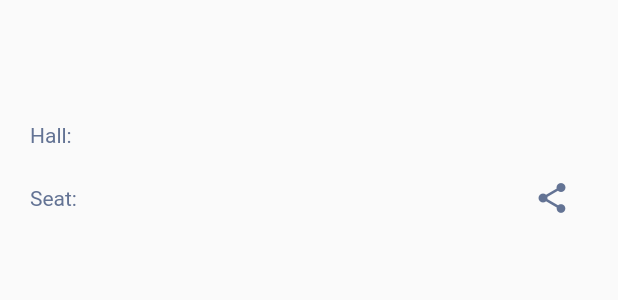
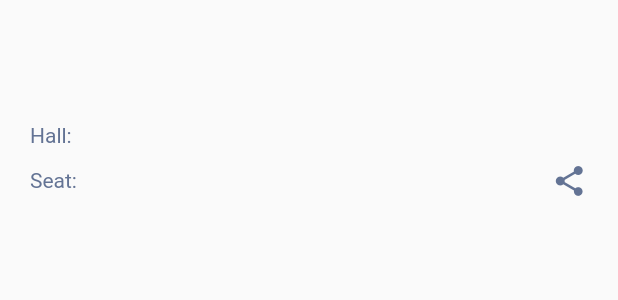
Before and after one commit to Nick4uogl/flutter_movie_theatre_app, a Flutter app: the TicketInfo widget shown alone on an empty page, opened directly with empty values, on a phone screen of 412 x 824 dp. Shown: the top 300 px of the screen. Run offline on Flutter 3.47's test engine with Material 2 defaults, Android fonts, the light colour scheme and no system bars; our stand-ins replace barcode_widget, bloc, carousel_slider, device_info_plus, dio, flutter_bloc and 9 more; accounts and stored records are empty; network calls fail; statements that could not run were skipped.

Commit message:
chage bar code color

```diff
--- a/lib/features/feed/widgets/search.dart
+++ b/lib/features/feed/widgets/search.dart
@@ -1,7 +1,7 @@
 import 'package:flutter/material.dart';
 import 'package:flutter_bloc/flutter_bloc.dart';
 import 'package:movie_theatre_app/features/feed/bloc/movies_bloc.dart';
-import 'package:movie_theatre_app/features/feed/repositories/movies.dart';
+import 'package:movie_theatre_app/features/feed/repositories/movies_repository.dart';
 
 class SearchMovie extends StatefulWidget {
   const SearchMovie({Key? key}) : super(key: key);
--- a/lib/features/movie_sessions/bloc/movie_sessions_bloc.dart
+++ b/lib/features/movie_sessions/bloc/movie_sessions_bloc.dart
@@ -53,7 +53,7 @@ class MovieSessionsBloc extends Bloc<MovieSessionsEvent, MovieSessionsState> {
       await bookRepository.bookSeats(event.seats, event.sessionId);
 
       var localSeats = List.generate(selectedSeats.length, (index) {
-        int expiredTime = DateTime.now().millisecondsSinceEpoch + 60000 * 3;
+        int expiredTime = DateTime.now().millisecondsSinceEpoch + 60000 * 15;
         return '${selectedSeats[index].id}-$expiredTime';
       });
       SharedPreferences sharedPreferences =
@@ -66,7 +66,7 @@ class MovieSessionsBloc extends Bloc<MovieSessionsEvent, MovieSessionsState> {
       emit(
         BookSeatsFailed(
             selectedSeats: selectedSeats,
-            errorText: 'An unexpected error occurred while signing in'),
+            errorText: 'An unexpected error occurred booking seats'),
       );
     }
   }
--- a/lib/features/tickets/tickets_screen.dart
+++ b/lib/features/tickets/tickets_screen.dart
@@ -193,7 +193,6 @@ class TicketBarCode extends StatelessWidget {
       child: BarcodeWidget(
         barcode: Barcode.code128(),
         data: ticketId,
-        color: Colors.white,
         height: 40,
         drawText: false,
       ),
--- a/lib/features/tickets/widgets/tickets_info.dart
+++ b/lib/features/tickets/widgets/tickets_info.dart
@@ -98,10 +98,15 @@ class _TicketInfoState extends State<TicketInfo> {
                     ]),
                   ),
                   Spacer(),
-                  IconButton(
-                    onPressed: () async {
+                  ClipRRect(
+                    borderRadius: BorderRadius.circular(12.5),
+                    child: Material(
+                        color: Colors.transparent,
+                        child: InkWell(
+                          onTap: () async {
                             final controller = ScreenshotController();
-                      final bytes = await controller.captureFromWidget(Material(
+                            final bytes =
+                                await controller.captureFromWidget(Material(
                               color: Colors.transparent,
                               child: widget.buildWidget(),
                             ));
@@ -113,8 +118,13 @@ class _TicketInfoState extends State<TicketInfo> {
                             File(path).writeAsBytesSync(bytes);
                             await Share.shareFiles([path]);
                           },
-                    icon: Icon(Icons.share, color: Color(0xff637394)),
-                  )
+                          child: Ink(
+                            height: 25,
+                            width: 25,
+                            child: Icon(Icons.share, color: Color(0xff637394)),
+                          ),
+                        )),
+                  ),
                 ],
               )
             ],
```
Also changed, not shown: lib/features/feed/bloc/movies_bloc.dart (+3 -4 lines), lib/features/feed/repositories/movies_repository.dart (renamed from lib/features/feed/repositories/movies.dart). Lines whose indentation alone changed are shown as unchanged.
